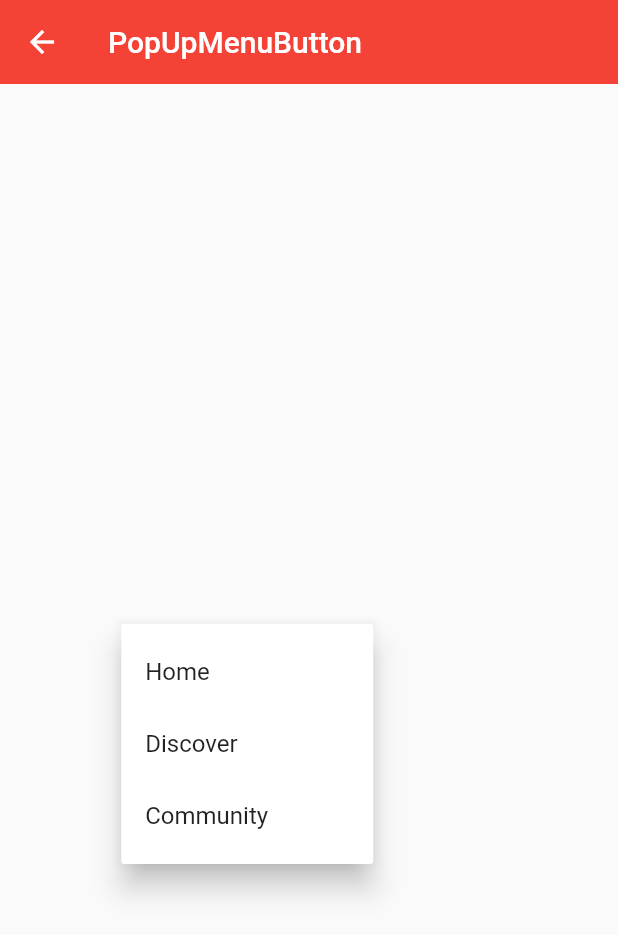
After one commit to Mrlijinn/flutter_stu, a Flutter app: the PopUpMenuButtonWidget screen opened directly, after a tap on the "more vert" icon, on a phone screen of 412 x 824 dp. The commit adds this screen. Shown: the top 935 px of the screen. Run offline on Flutter 3.47's test engine with Material 2 defaults, Android fonts, the phone set to English and light mode, and no system bars.

Commit message:
pop up menu button

```diff
--- a/lib/Home/Components/ComponentsWidget.dart
+++ b/lib/Home/Components/ComponentsWidget.dart
@@ -1,5 +1,6 @@
 import 'package:flutter/material.dart';
 import 'JDButtonItemDemo.dart';
+import 'PopupMenuButton.dart';
 
 class JDMaterialComponentsWidget extends StatelessWidget {
   const JDMaterialComponentsWidget({Key? key}) : super(key: key);
@@ -15,6 +16,7 @@ class JDMaterialComponentsWidget extends StatelessWidget {
         children: [
           ListItemWidget(title: "FlotingActionButton", page: FloatingActionButtonDemo()),
           ListItemWidget(title: "ButtonItemDemo", page: ButtonItemDemo()),
+          ListItemWidget(title: "PopupMenuButtonDemo", page: PopUpMenuButtonWidget()),
         ],
       ),
     );
--- /dev/null
+++ b/lib/Home/Components/PopupMenuButton.dart
@@ -0,0 +1,50 @@
+import 'package:flutter/material.dart';
+
+class PopUpMenuButtonWidget extends StatefulWidget {
+  const PopUpMenuButtonWidget({Key? key}) : super(key: key);
+
+  @override
+  _PopUpMenuButtonWidgetState createState() => _PopUpMenuButtonWidgetState();
+}
+
+class _PopUpMenuButtonWidgetState extends State<PopUpMenuButtonWidget> {
+  String _currentMenuItem = 'Home';
+  @override
+  Widget build(BuildContext context) {
+    return Scaffold(
+      appBar: AppBar(
+        title: Text('PopUpMenuButton'),
+        elevation: 0.0,
+      ),
+      body: Container(
+        padding: EdgeInsets.all(16.0),
+        child: Column(
+          mainAxisAlignment: MainAxisAlignment.center,
+          children: [
+            Row(
+              mainAxisAlignment: MainAxisAlignment.center,
+              children: [
+                Text(_currentMenuItem),
+                PopupMenuButton(
+                  onSelected: (value) {
+                    print(value);
+                    setState(() {
+                      _currentMenuItem = value.toString();
+                    });
+                  },
+                  itemBuilder: (BuildContext context) {
+                    return [
+                      PopupMenuItem(child: Text('Home'), value: "Home",),
+                      PopupMenuItem(child: Text('Discover'), value: "Discover",),
+                      PopupMenuItem(child: Text('Community'), value: "Community",),
+                    ];
+                  },
+                ),
+              ],
+            ),
+          ],
+        ),
+      ),
+    );
+  }
+}
```
